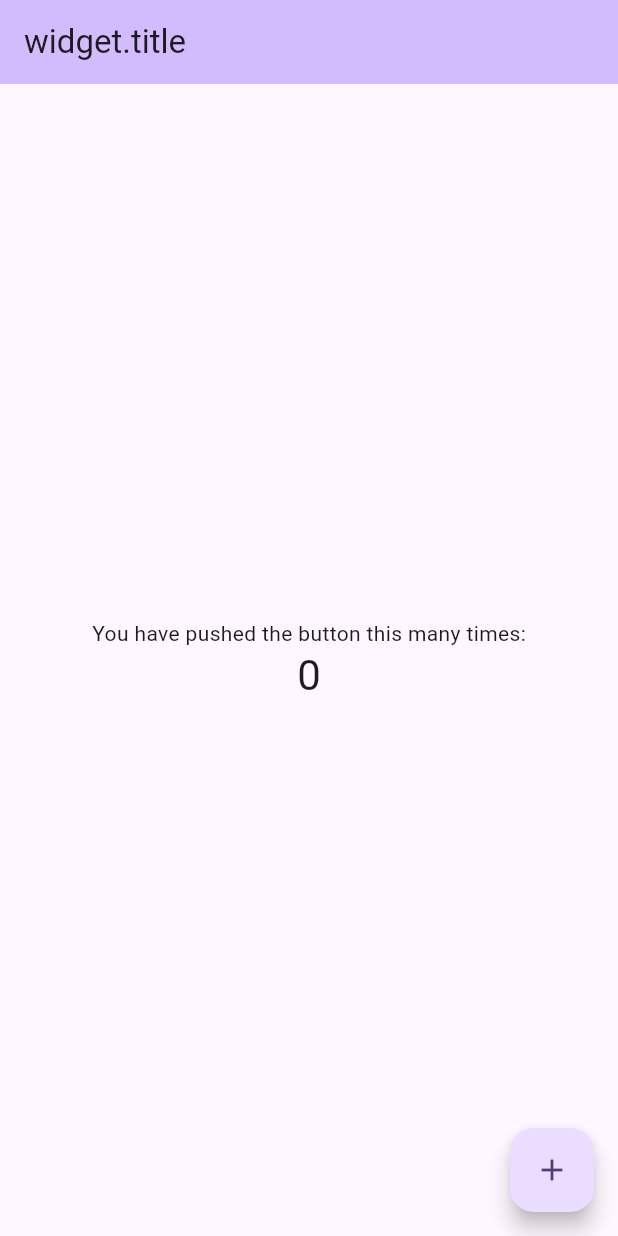
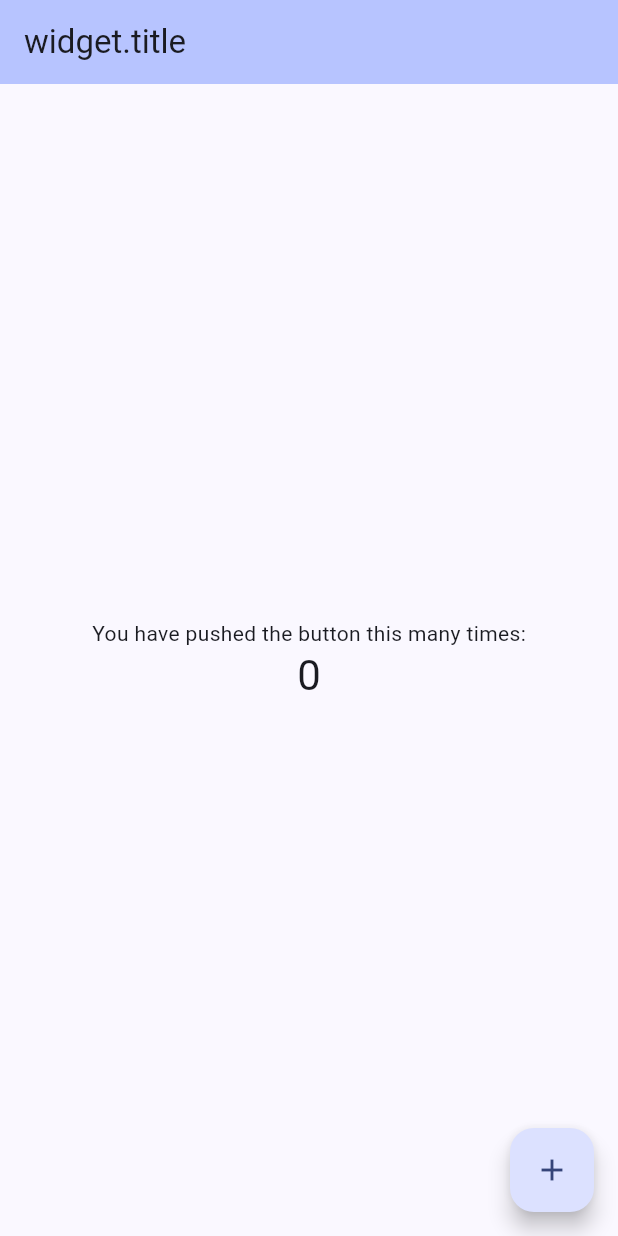
Before and after one commit to guerezi/cloudwalk, a Flutter app: the screen it shows after launch, on a phone screen of 412 x 824 dp. Run offline on Flutter 3.47's test engine with Material 3 defaults, Android fonts, the phone set to English and light mode, and no system bars.

```diff
--- a/lib/src/application.dart
+++ b/lib/src/application.dart
@@ -1,4 +1,5 @@
 import 'package:cloudwalk/src/pages/home/home_apod_view.dart';
+import 'package:cloudwalk/src/router/router.dart';
 import 'package:flutter/material.dart';
 
 class NasaAPOD extends StatelessWidget {
@@ -7,11 +8,16 @@ class NasaAPOD extends StatelessWidget {
   @override
   Widget build(BuildContext context) {
     return MaterialApp(
-      title: 'Flutter Demo',
+      title: "Nasa's APOD",
       theme: ThemeData(
-        colorScheme: ColorScheme.fromSeed(seedColor: Colors.deepPurple),
+        colorScheme: ColorScheme.fromSeed(
+          seedColor: const Color(0xFF0032A0),
+          primary: const Color(0xFF0032A0),
+          secondary: const Color(0xFFE4002B),
+        ),
         useMaterial3: true,
       ),
+      routes: routes,
       home: const HomeAPOD(),
     );
   }
--- /dev/null
+++ b/lib/src/router/router.dart
@@ -0,0 +1,9 @@
+import 'package:cloudwalk/src/pages/details/details_apod_view.dart';
+import 'package:cloudwalk/src/pages/home/home_apod_view.dart';
+import 'package:cloudwalk/src/router/routes.dart';
+import 'package:flutter/material.dart';
+
+Map<String, WidgetBuilder> get routes => {
+      Routes.home: (context) => const HomeAPOD(),
+      Routes.details: (context) => const DetailsAPOD(),
+    };
--- /dev/null
+++ b/lib/src/router/routes.dart
@@ -0,0 +1,4 @@
+class Routes {
+  static const home = '/home';
+  static const details = '/details';
+}
```
